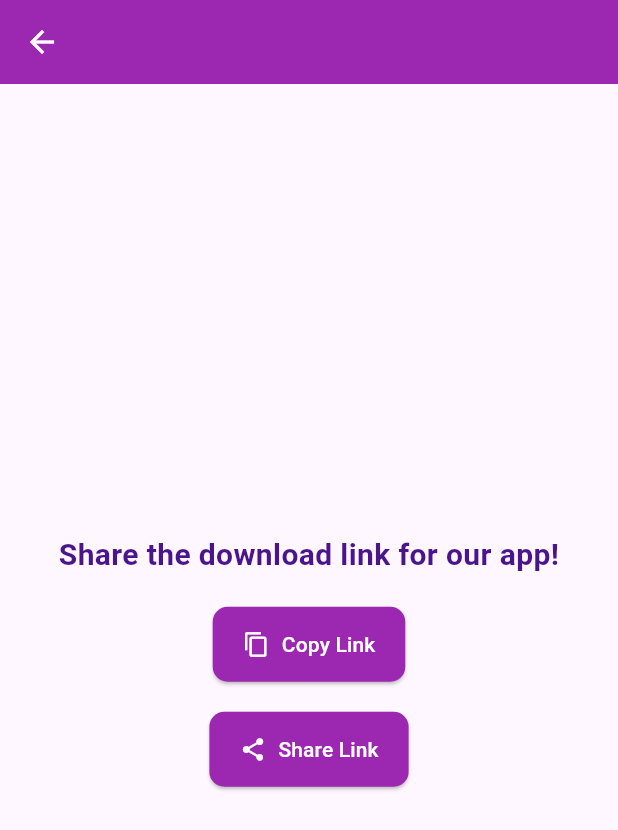
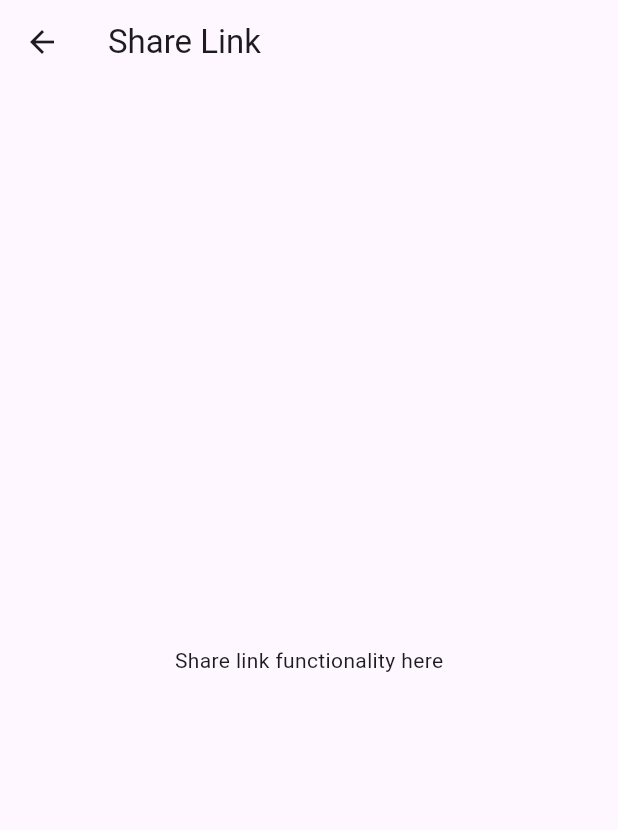
Before and after one commit to Alvinlo221110546/tugas-projek-Quizz, a Flutter app: the AccountingCourse screen opened directly, after a tap on the "share" icon, on a phone screen of 412 x 824 dp. Shown: the top 830 px of the screen. Run offline on Flutter 3.47's test engine with Material 3 defaults, Android fonts, the phone set to English and light mode, and no system bars; our stand-ins replace animated_text_kit, cached_network_image, camera, carousel_slider, font_awesome_flutter, image_picker and 2 more; missing offline and left inert: dart:html.

Commit message:
perbaikan video

```diff
--- a/lib/page/coursehall_2/accounting.dart
+++ b/lib/page/coursehall_2/accounting.dart
@@ -1,7 +1,5 @@
 import 'package:flutter/material.dart';
-import 'package:quizz/page/link.dart';
 import 'package:youtube_player_flutter/youtube_player_flutter.dart';
-
 
 class AccountingCourse extends StatelessWidget {
   @override
@@ -10,8 +8,15 @@ class AccountingCourse extends StatelessWidget {
       appBar: AppBar(
         iconTheme: IconThemeData(color: Colors.white),
         backgroundColor: Colors.purple,
-        title: Text('Accounting Course',style: TextStyle(color: Colors.white)),
-        actions: [IconButton(onPressed: (){Navigator.push(context, MaterialPageRoute(builder: (context)=>Link()));}, icon: Icon(Icons.share))],
+        title: Text('Accounting Course', style: TextStyle(color: Colors.white)),
+        actions: [
+          IconButton(
+            onPressed: () {
+              Navigator.push(context, MaterialPageRoute(builder: (context) => Link()));
+            },
+            icon: Icon(Icons.share),
+          ),
+        ],
       ),
       body: SingleChildScrollView(
         child: Padding(
@@ -19,34 +24,7 @@ class AccountingCourse extends StatelessWidget {
           child: Column(
             crossAxisAlignment: CrossAxisAlignment.start,
             children: [
-              FutureBuilder<String?>(
-                future: Future.value(YoutubePlayer.convertUrlToId(
-                    'https://youtu.be/gPBhGkBN30s?si=VEEenM8DGvL05X73')), //Link Video course youtube
-                builder: (context, snapshot) {
-                  if (snapshot.connectionState == ConnectionState.waiting) {
-                    return CircularProgressIndicator();
-                  } else if (snapshot.hasError) {
-                    return Text('Error: ${snapshot.error}');
-                  } else {
-                    final videoId = snapshot.data;
-                    if (videoId != null && videoId.isNotEmpty) {
-                      return YoutubePlayer(
-                        controller: YoutubePlayerController(
-                          initialVideoId: videoId,
-                          flags: YoutubePlayerFlags(
-                            autoPlay: false,
-                            mute: false,
-                          ),
-                        ),
-                        showVideoProgressIndicator: true,
-                      );
-                    } else {
-                      return Text('Invalid YouTube URL');
-                    }
-                  }
-                },
-              ),
-              // Bagian Daftar Episode
+              YoutubePlayerWidget('https://youtu.be/gPBhGkBN30s?si=VEEenM8DGvL05X73'), // Link Video course youtube
               SizedBox(height: 20),
               Column(
                 crossAxisAlignment: CrossAxisAlignment.start,
@@ -64,10 +42,9 @@ class AccountingCourse extends StatelessWidget {
                         ),
                       ),
                       onPressed: () {
-                        print('https://www.youtube.com/watch?v=bG963a00ZvM');
+                        Navigator.push(context, MaterialPageRoute(builder: (context) => YoutubePlayerWidget('https://www.youtube.com/watch?v=bG963a00ZvM')));
                       },
-                      child: Text('Watch Now',
-                          style: TextStyle(fontSize: 12, color: Colors.white)),
+                      child: Text('Watch Now', style: TextStyle(fontSize: 12, color: Colors.white)),
                     ),
                   ),
                   Divider(),
@@ -84,10 +61,9 @@ class AccountingCourse extends StatelessWidget {
                         ),
                       ),
                       onPressed: () {
-                        print('https://www.youtube.com/watch?v=yYX4bvQSqbo');
+                        Navigator.push(context, MaterialPageRoute(builder: (context) => YoutubePlayerWidget('https://www.youtube.com/watch?v=yYX4bvQSqbo')));
                       },
-                      child: Text('Watch Now',
-                          style: TextStyle(fontSize: 12, color: Colors.white)),
+                      child: Text('Watch Now', style: TextStyle(fontSize: 12, color: Colors.white)),
                     ),
                   ),
                 ],
@@ -114,9 +90,8 @@ class AccountingCourse extends StatelessWidget {
               UserReview(
                 username: 'Bob Johnson',
                 rating: 3,
-                review: 'this so cool maybe, could use some improvements.',
+                review: 'This is so cool, maybe could use some improvements.',
               ),
-
               SizedBox(height: 20),
               Text(
                 'Write your review:',
@@ -135,19 +110,29 @@ class AccountingCourse extends StatelessWidget {
   }
 }
 
+class YoutubePlayerWidget extends StatelessWidget {
+  final String url;
 
+  YoutubePlayerWidget(this.url);
 
+  @override
+  Widget build(BuildContext context) {
+    final videoId = YoutubePlayer.convertUrlToId(url);
 
-
-
-
-
-
-
-
-
-
-
+    return videoId != null
+        ? YoutubePlayer(
+            controller: YoutubePlayerController(
+              initialVideoId: videoId,
+              flags: YoutubePlayerFlags(
+                autoPlay: false,
+                mute: false,
+              ),
+            ),
+            showVideoProgressIndicator: true,
+          )
+        : Text('Invalid YouTube URL');
+  }
+}
 
 class UserReview extends StatelessWidget {
   final String username;
@@ -196,7 +181,6 @@ class UserReview extends StatelessWidget {
               ),
             ),
           ),
-          //review
           SizedBox(height: 5),
           Text(review),
         ],
@@ -257,16 +241,11 @@ class _ReviewTextBoxState extends State<ReviewTextBox> {
               );
             }
           },
-          child: Text('Submit Review',
-              style: TextStyle(fontSize: 14, color: Colors.white)),
+          child: Text('Submit Review', style: TextStyle(fontSize: 14, color: Colors.white)),
         ),
       ],
     );
   }
-
-
-
-
 
   @override
   void dispose() {
@@ -274,3 +253,17 @@ class _ReviewTextBoxState extends State<ReviewTextBox> {
     super.dispose();
   }
 }
+
+class Link extends StatelessWidget {
+  @override
+  Widget build(BuildContext context) {
+    return Scaffold(
+      appBar: AppBar(
+        title: Text('Share Link'),
+      ),
+      body: Center(
+        child: Text('Share link functionality here'),
+      ),
+    );
+  }
+}
--- a/lib/page/link.dart
+++ b/lib/page/link.dart
@@ -2,12 +2,12 @@ import 'package:flutter/material.dart';
 import 'package:flutter/services.dart';
 import 'package:share_plus/share_plus.dart';
 
-class Link extends StatefulWidget {
+class LinkPage extends StatefulWidget {
   @override
-  _LinkState createState() => _LinkState();
+  _LinkPageState createState() => _LinkPageState();
 }
 
-class _LinkState extends State<Link> {
+class _LinkPageState extends State<LinkPage> {
   final String downloadLink = "https://UPPSKILL.com";
 
   void _shareLink() async {
--- a/lib/page/quiz_page.dart
+++ b/lib/page/quiz_page.dart
@@ -1114,7 +1114,7 @@ class _QuizPageState extends State<QuizPage> {
         actions: [
           IconButton(
             onPressed: () {
-              Navigator.push(context, MaterialPageRoute(builder: (context) => Link()));
+              Navigator.push(context, MaterialPageRoute(builder: (context) => LinkPage()));
             },
             icon: Icon(Icons.share),
           ),
```
Also changed, not shown: lib/page/coursehall_2/datacourse.dart (+5 -4 lines), lib/page/coursehall_2/englishcourse.dart (+5 -4 lines), lib/page/coursehall_2/investcourse.dart (+30 -25 lines), lib/page/coursehall_2/marketingcourse.dart (+17 -4 lines), lib/page/coursehall_2/officecourse.dart (+20 -4 lines).
